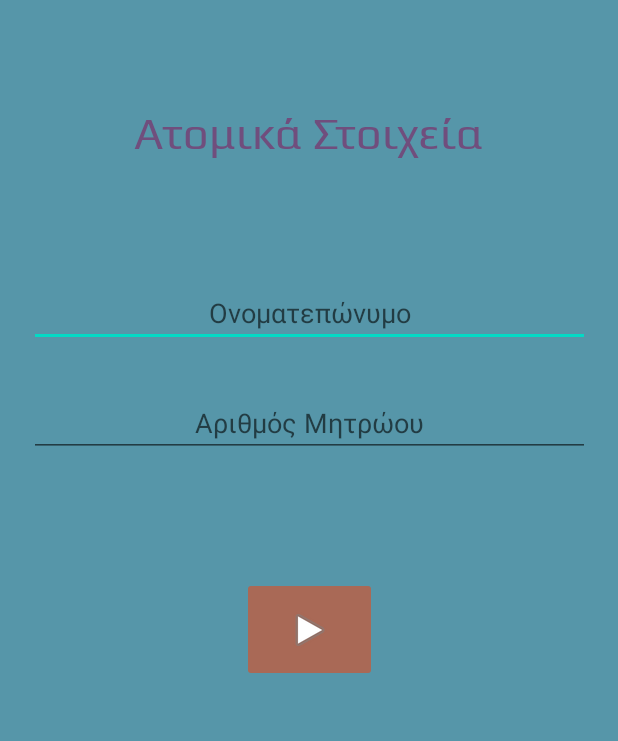
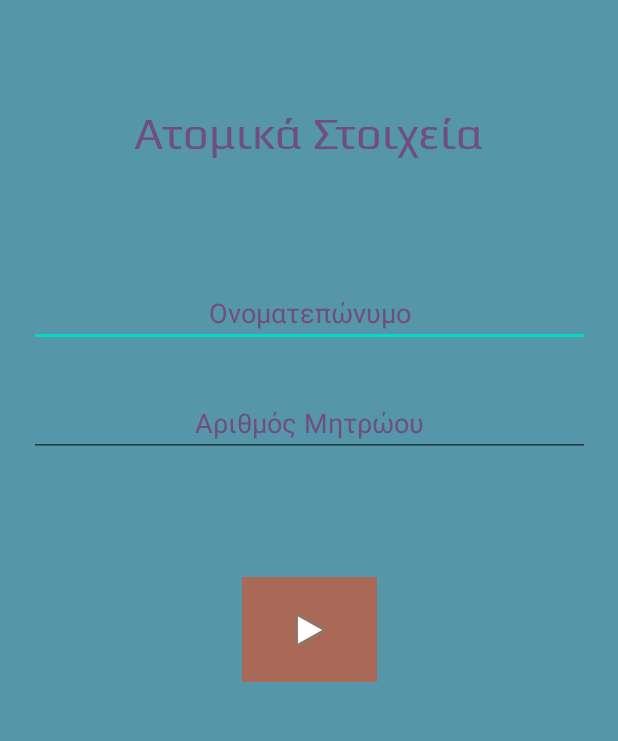
Before and after one commit to jimdoudev/multiple-choice-android, an Android app: the DataEntry screen opened directly, with no data from a screen before it, on a phone screen of 412 x 824 dp, the part 306-1047 px from its top. Run offline under Robolectric (Android 15) with nearby library versions, the phone set to English and light mode, and no system bars.

```diff
--- a/app/src/main/java/com/example/multiplechoiceproject/FinalQuestions.java
+++ b/app/src/main/java/com/example/multiplechoiceproject/FinalQuestions.java
@@ -58,7 +58,6 @@ public class FinalQuestions {
             } while (CurAns.moveToNext());
             CurAns.close();
             Questions.add(Q);
-            System.out.println(Q.getQuestionText());
         } while(Cur.moveToNext());
         Cur.close();
 
--- a/app/src/main/java/com/example/multiplechoiceproject/HighScores.java
+++ b/app/src/main/java/com/example/multiplechoiceproject/HighScores.java
@@ -66,7 +66,7 @@ public class HighScores extends AppCompatActivity {
             Cur.close();
 
         } else {
-            TvFullName.append("No Entries.....");
+            TvFullName.append("\n\nΚαμία Εγγραφή");
         }
     }
 }
--- a/app/src/main/res/layout/activity_data_entry.xml
+++ b/app/src/main/res/layout/activity_data_entry.xml
@@ -74,6 +74,9 @@
                 android:inputType="textPersonName"
                 android:textAlignment="center"
                 android:textColor="#704e7d"
+                android:textColorHighlight="#6da956"
+                android:textColorHint="#704e7d"
+                android:textColorLink="#6da956"
                 app:layout_constraintEnd_toEndOf="parent"
                 app:layout_constraintHorizontal_bias="0.5"
                 app:layout_constraintStart_toStartOf="parent"
@@ -89,6 +92,9 @@
                 android:inputType="number"
                 android:textAlignment="center"
                 android:textColor="#704e7d"
+                android:textColorHighlight="#6da956"
+                android:textColorHint="#704e7d"
+                android:textColorLink="#6da956"
                 app:layout_constraintEnd_toEndOf="parent"
                 app:layout_constraintStart_toStartOf="parent"
                 app:layout_constraintTop_toBottomOf="@+id/EtName" />
@@ -98,6 +104,7 @@
                 android:layout_width="90dp"
                 android:layout_height="70dp"
                 android:layout_marginTop="80dp"
+                android:background="#6da956"
                 android:backgroundTint="#a96956"
                 android:contentDescription="Έναρξη"
                 android:src="@android:drawable/ic_media_play"
--- a/app/src/main/res/layout/activity_main.xml
+++ b/app/src/main/res/layout/activity_main.xml
@@ -43,6 +43,7 @@
         android:fontFamily="@font/play"
         android:text="Φοιτητής: Δημ. Δούμπης/ 20021"
         android:textAlignment="center"
+        android:textColor="#704e7d"
         android:textSize="20sp"
         app:layout_constraintEnd_toEndOf="parent"
         app:layout_constraintHorizontal_bias="0.5"
```
Also changed, not shown: app/src/main/java/com/example/multiplechoiceproject/MultipleChoice.java (+0 -7 lines), app/src/main/assets/MultipleChoiceProject.db.
